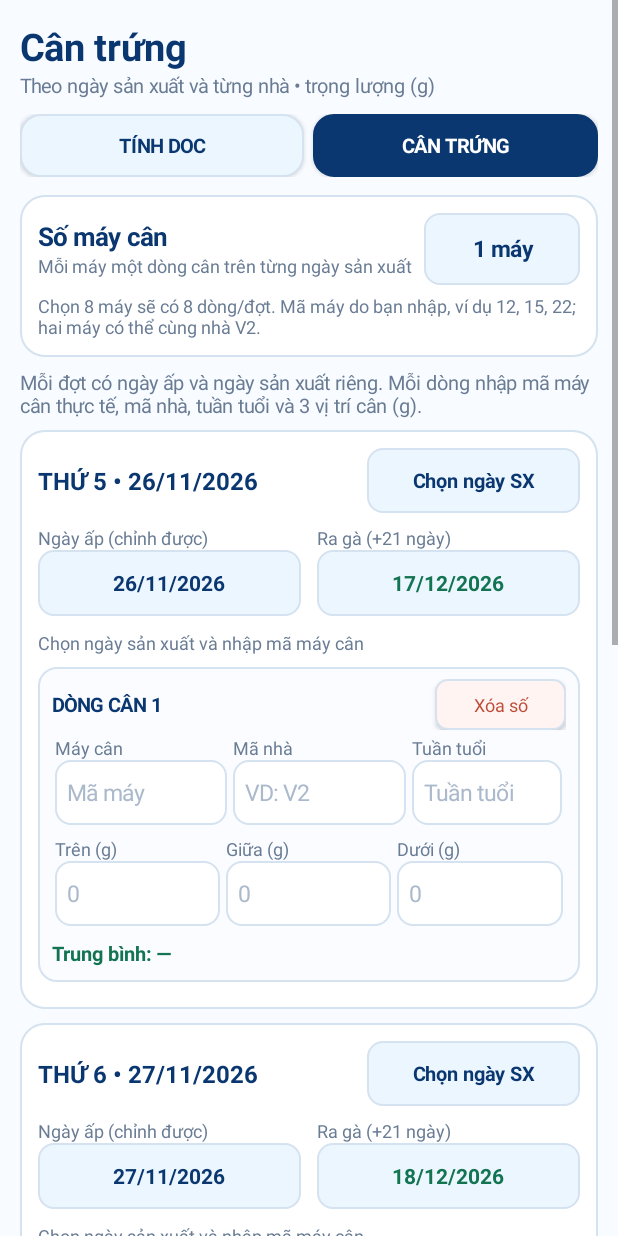
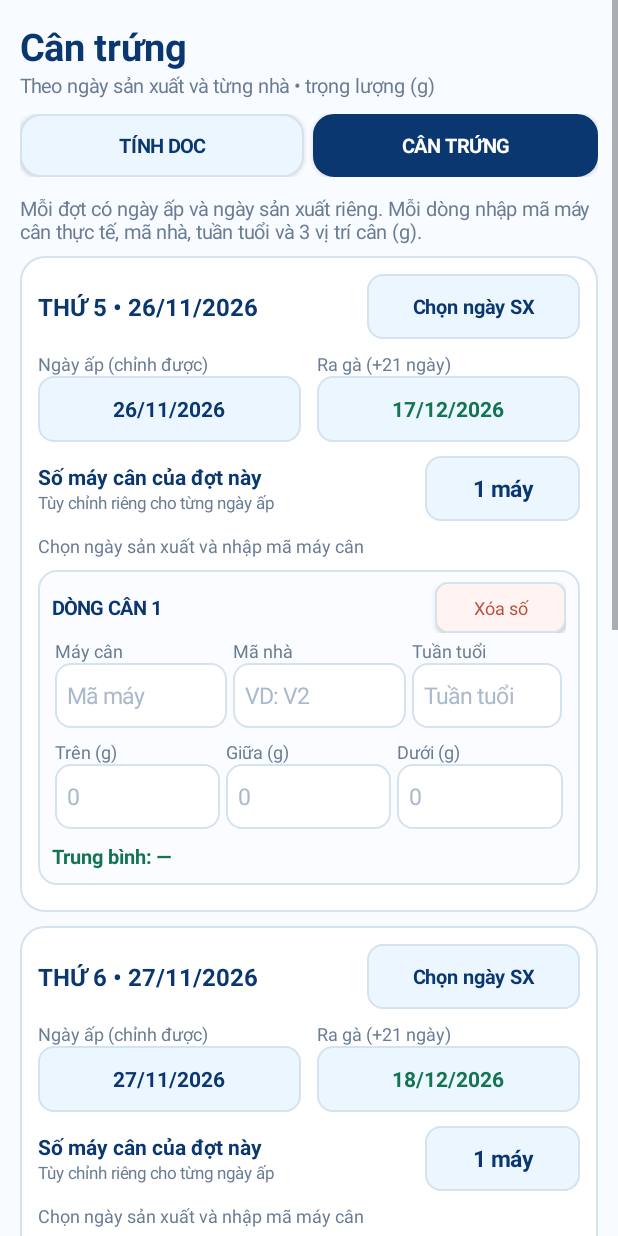
Before and after one commit to anhkaipa-cmd/Tinh-ga-app, an Android app: the screen it shows after launch (EggWeightActivity), after a tap on "CÂN TRỨNG", on a phone screen of 412 x 824 dp. Run offline under Robolectric (Android 15) with nearby library versions, the phone set to English and light mode, and no system bars.

Commit message:
Move machine-count selector into each incubation day and keep saved counts independently

```diff
--- a/app/src/main/java/com/anhthu/tinhga/EggWeightActivity.java
+++ b/app/src/main/java/com/anhthu/tinhga/EggWeightActivity.java
@@ -50,11 +50,13 @@ public class EggWeightActivity extends Activity {
     private final LinearLayout[] dayContainers=new LinearLayout[3];
     private final TextView[] dayHeadingTexts=new TextView[3];
     private final View[] dayCards=new View[3];
-    private TextView overallStatus, machineCountView;
+    private TextView overallStatus;
+    private final TextView[] machineCountViews=new TextView[3];
+    private final int[] machineCounts=new int[3];
     private final TextView[] incubationInputs=new TextView[3];
     private final TextView[] hatchOutputs=new TextView[3];
     private Button exportButton, thirdDayToggle;
-    private int machineCount, visibleDayCount;
+    private int visibleDayCount;
 
     private static class WeightRow {
         final String id;
@@ -90,17 +92,20 @@ public class EggWeightActivity extends Activity {
             }
         }
         dateEditor.apply();
-        machineCount=store.getInt("machine_count",0);
-        if(machineCount<1) {
-            machineCount=1;
-            for(int day=0;day<3;day++) {
-                String ids=store.getString("ids_"+day,"0");
-                if(ids!=null&&!ids.trim().isEmpty()) {
-                    machineCount=Math.max(machineCount,ids.split(",").length);
-                }
+        // Migrate the old shared count once, then keep each incubation date independent.
+        int oldSharedCount=store.getInt("machine_count",1);
+        oldSharedCount=Math.max(1,Math.min(30,oldSharedCount));
+        SharedPreferences.Editor migrate=store.edit();
+        for(int day=0;day<3;day++) {
+            String key="machine_count_"+day;
+            int previous=store.getInt(key,0);
+            if(previous==0) {
+                previous=oldSharedCount;
+                migrate.putInt(key,previous);
             }
+            machineCounts[day]=Math.max(1,Math.min(30,previous));
         }
-        machineCount=Math.max(1,Math.min(30,machineCount));
+        migrate.apply();
         setContentView(buildScreen());
         refresh();
     }
@@ -127,9 +132,7 @@ public class EggWeightActivity extends Activity {
         root.addView(space(10));
         root.addView(navigation());
         root.addView(space(12));
-        root.addView(machineConfigCard());
-        root.addView(space(8));
-
+        // Each incubation day has its own machine-count selector below.
         TextView guide=label("Mỗi đợt có ngày ấp và ngày sản xuất riêng. Mỗi dòng nhập mã máy cân thực tế, mã nhà, tuần tuổi và 3 vị trí cân (g).",13,GREY,false);
         root.addView(guide);
         root.addView(space(7));
@@ -209,55 +212,46 @@ public class EggWeightActivity extends Activity {
         card.addView(space(9));
     }
 
-    private View machineConfigCard() {
-        LinearLayout card=verticalCard();
+    private View machinePickerRow(int day) {
         LinearLayout bar=new LinearLayout(this);
         bar.setOrientation(LinearLayout.HORIZONTAL);
         bar.setGravity(Gravity.CENTER_VERTICAL);
-        LinearLayout labels=new LinearLayout(this);
-        labels.setOrientation(LinearLayout.VERTICAL);
-        labels.addView(label("Số máy cân",17,NAVY,true));
-        labels.addView(label("Mỗi máy một dòng cân trên từng ngày sản xuất",12,GREY,false));
-        bar.addView(labels,new LinearLayout.LayoutParams(0,-2,1f));
-        machineCountView=dateButtonText();
-        machineCountView.setText(machineCount+" máy");
-        machineCountView.setOnClickListener(v->pickMachineCount());
-        bar.addView(machineCountView,new LinearLayout.LayoutParams(dp(104),dp(48)));
-        card.addView(bar);
-        card.addView(space(5));
-        card.addView(label("Chọn 8 máy sẽ có 8 dòng/đợt. Mã máy do bạn nhập, ví dụ 12, 15, 22; hai máy có thể cùng nhà V2.",12,GREY,false));
-        return card;
+        LinearLayout labelBox=new LinearLayout(this);
+        labelBox.setOrientation(LinearLayout.VERTICAL);
+        labelBox.addView(label("Số máy cân của đợt này",14,NAVY,true));
+        labelBox.addView(label("Tùy chỉnh riêng cho từng ngày ấp",11,GREY,false));
+        bar.addView(labelBox,new LinearLayout.LayoutParams(0,-2,1f));
+        TextView button=dateButtonText();
+        button.setText(machineCounts[day]+" máy");
+        machineCountViews[day]=button;
+        button.setOnClickListener(v->pickMachineCount(day));
+        bar.addView(button,new LinearLayout.LayoutParams(dp(103),dp(43)));
+        return bar;
     }
 
-    private void pickMachineCount() {
+    private void pickMachineCount(int day) {
         NumberPicker picker=new NumberPicker(this);
         picker.setMinValue(1);
         picker.setMaxValue(30);
         picker.setWrapSelectorWheel(false);
-        picker.setValue(machineCount);
+        picker.setValue(machineCounts[day]);
         picker.setDescendantFocusability(NumberPicker.FOCUS_BLOCK_DESCENDANTS);
         new AlertDialog.Builder(this)
-            .setTitle("Chọn số máy cân")
+            .setTitle("Chọn số máy cân – "+incubationHeading(store.getLong("incubation_"+day,System.currentTimeMillis())))
             .setView(picker)
             .setPositiveButton("ÁP DỤNG",(dialog,which)->{
                 int count=picker.getValue();
-                if(count!=machineCount) {
-                    machineCount=count;
-                    store.edit().putInt("machine_count",machineCount).apply();
-                    for(int day=0;day<3;day++) rows[day].clear();
+                if(count!=machineCounts[day]) {
+                    machineCounts[day]=count;
+                    store.edit().putInt("machine_count_"+day,count).apply();
+                    // Rebuild only after persisting; retain all existing input data.
+                    for(int index=0;index<3;index++) rows[index].clear();
                     setContentView(buildScreen());
                     refresh();
                 }
             })
             .setNegativeButton("HỦY",null)
             .show();
-    }
-
-    private void updateThirdDayToggle() {
-        if(thirdDayToggle!=null) {
-            thirdDayToggle.setText(visibleDayCount==2?
-                "+ THÊM NGÀY SẢN XUẤT THỨ 3" : "CHỈ XUẤT 2 NGÀY SẢN XUẤT");
-        }
     }
 
     private View dayCard(int day) {
@@ -276,6 +270,8 @@ public class EggWeightActivity extends Activity {
         card.addView(titleRow);
         card.addView(space(8));
         addIncubationRow(card,day);
+        card.addView(machinePickerRow(day));
+        card.addView(space(8));
 
         TextView status=label("",12,GREY,false);
         dayStatusTexts[day]=status;
@@ -293,13 +289,13 @@ public class EggWeightActivity extends Activity {
         for(String id:saved.split(",")) {
             if(!id.trim().isEmpty()) ids.add(id.trim());
         }
-        while(ids.size()<machineCount) {
+        while(ids.size()<machineCounts[day]) {
             long next=store.getLong("next_id",1);
             store.edit().putLong("next_id",next+1).apply();
             ids.add(String.valueOf(next));
         }
         store.edit().putString("ids_"+day,android.text.TextUtils.join(",",ids)).apply();
-        for(int index=0;index<machineCount;index++) appendRow(day,ids.get(index));
+        for(int index=0;index<machineCounts[day];index++) appendRow(day,ids.get(index));
         long ms=store.getLong("production_"+day,0);
         date.setText(ms>0?"SX "+formatDate(ms):"Chọn ngày SX");
         long incubation=store.getLong("incubation_"+day,0);
@@ -509,7 +505,7 @@ public class EggWeightActivity extends Activity {
             long incub=store.getLong("incubation_"+day,0);
             long production=store.getLong("production_"+day,0);
             if(incub<=0 || production<=0 || production>incub
-                    || rows[day].size()!=machineCount) continue;
+                    || rows[day].size()!=machineCounts[day]) continue;
             boolean valid=true;
             for(WeightRow row:rows[day]) {
                 if(!complete(row)) { valid=false; break; }
@@ -533,10 +529,10 @@ public class EggWeightActivity extends Activity {
             long production=store.getLong("production_"+day,0);
             if(ready[day]) completed++;
             if(dayStatusTexts[day]!=null) {
-                String state=ready[day]?"✓ Hoàn thành "+machineCount+" máy":
+                String state=ready[day]?"✓ Hoàn thành "+machineCounts[day]+" máy":
                     production==0?"Chọn ngày sản xuất và nhập mã máy cân":
                     production>incub?"Ngày sản xuất không được sau ngày ấp":
-                    "Đã đủ "+filled+"/"+machineCount+" máy • nhập mã máy, nhà, tuần tuổi và 3 vị trí";
+                    "Đã đủ "+filled+"/"+machineCounts[day]+" máy • nhập mã máy, nhà, tuần tuổi và 3 vị trí";
                 dayStatusTexts[day].setText(state);
                 dayStatusTexts[day].setTextColor(ready[day]?GREEN:GREY);
             }
@@ -590,7 +586,7 @@ public class EggWeightActivity extends Activity {
         for(int day:selectedDays) {
             long incub=store.getLong("incubation_"+day,0);
             long production=store.getLong("production_"+day,0);
-            if(incub<=0 || production<=0 || rows[day].size()!=machineCount) return;
+            if(incub<=0 || production<=0 || rows[day].size()!=machineCounts[day]) return;
             for(WeightRow r:rows[day]) {
                 if(!complete(r)) {
                     Toast.makeText(this,"Dữ liệu cân trứng chưa đầy đủ.",Toast.LENGTH_LONG).show();
@@ -608,7 +604,13 @@ public class EggWeightActivity extends Activity {
             File dir=new File(getCacheDir(),"egg_exports");
             if(!dir.exists()&&!dir.mkdirs()) throw new IllegalStateException("Không tạo được thư mục xuất.");
             File file=new File(dir,"Can-trung.xlsx");
-            XlsxExporter.write(file,selectedDays.size(),machineCount,data);
+            StringBuilder counts=new StringBuilder();
+            for(int day:selectedDays) {
+                if(counts.length()>0) counts.append(" | ");
+                counts.append(incubationHeading(store.getLong("incubation_"+day,0)))
+                      .append(": ").append(machineCounts[day]);
+            }
+            XlsxExporter.write(file,selectedDays.size(),counts.toString(),data);
             Intent send=new Intent(Intent.ACTION_SEND);
             send.setType("application/vnd.openxmlformats-officedocument.spreadsheetml.sheet");
             send.putExtra(Intent.EXTRA_SUBJECT,"Báo cáo cân trứng");
```
